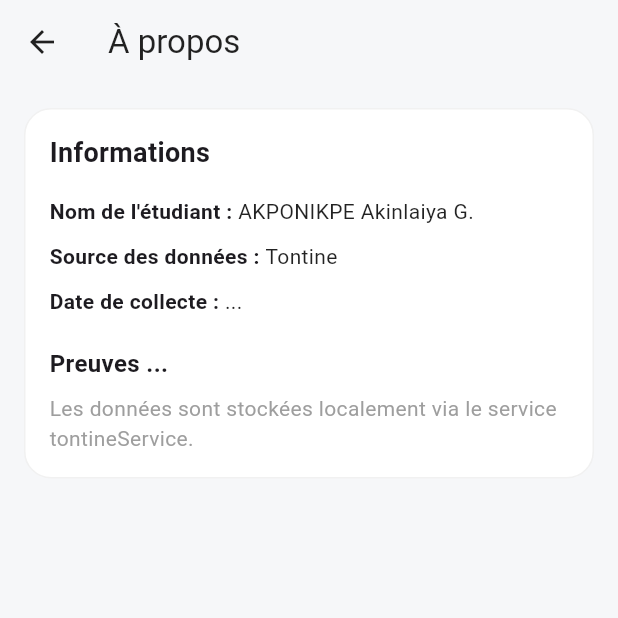
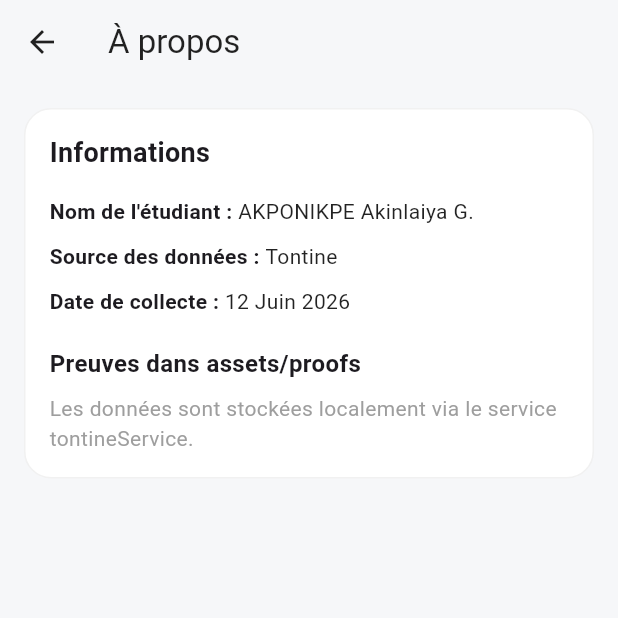
Before and after one commit to laiya-exe/tontine_app, a Flutter app: the screen it shows after launch, after a tap on the "visibility" icon, after a tap on the "info outline" icon, on a phone screen of 412 x 824 dp, the top half of it. Run offline on Flutter 3.47's test engine with Material 3 defaults, Android fonts, the phone set to English and light mode, and no system bars; our stand-ins replace shared_preferences.

Commit message:
push final

```diff
--- a/lib/main.dart
+++ b/lib/main.dart
@@ -14,6 +14,8 @@ void main() async {
 }
 
 class MyApp extends StatelessWidget {
+  const MyApp({super.key});
+
   @override
   Widget build(BuildContext context) {
     return MaterialApp(
@@ -29,8 +31,9 @@ class MyApp extends StatelessWidget {
             return MaterialPageRoute(builder: (context) => ListeScreen());
           case '/membre':
             final nom = settings.arguments as String?;
-            if (nom == null)
+            if (nom == null) {
               return MaterialPageRoute(builder: (context) => ListeScreen());
+            }
             return MaterialPageRoute(
               builder: (context) => MembreDetailScreen(membreNom: nom),
             );
--- a/lib/screens/about_screen.dart
+++ b/lib/screens/about_screen.dart
@@ -20,6 +20,7 @@ class AboutScreen extends StatelessWidget {
           decoration: BoxDecoration(
             color: Colors.white,
             borderRadius: BorderRadius.circular(18),
+            // ignore: deprecated_member_use
             border: Border.all(color: Colors.grey.withOpacity(0.15)),
           ),
           child: Column(
@@ -43,12 +44,12 @@ class AboutScreen extends StatelessWidget {
               _InfoLine(label: "Source des données", value: "Tontine"),
               SizedBox(height: 10),
 
-              _InfoLine(label: "Date de collecte", value: "..."),
+              _InfoLine(label: "Date de collecte", value: "12 Juin 2026"),
 
               SizedBox(height: 20),
 
               Text(
-                'Preuves ...',
+                'Preuves dans assets/proofs',
                 style: TextStyle(
                   fontSize: 16,
                   fontWeight: FontWeight.w600,
--- a/lib/screens/form_screen.dart
+++ b/lib/screens/form_screen.dart
@@ -56,6 +56,7 @@ class _FormulaireScreenState extends State<FormulaireScreen> {
       border: OutlineInputBorder(borderRadius: BorderRadius.circular(12)),
       enabledBorder: OutlineInputBorder(
         borderRadius: BorderRadius.circular(12),
+        // ignore: deprecated_member_use
         borderSide: BorderSide(color: Colors.grey.withOpacity(0.2)),
       ),
       focusedBorder: OutlineInputBorder(
@@ -91,6 +92,7 @@ class _FormulaireScreenState extends State<FormulaireScreen> {
                   decoration: BoxDecoration(
                     color: Colors.white,
                     borderRadius: BorderRadius.circular(18),
+                    // ignore: deprecated_member_use
                     border: Border.all(color: Colors.grey.withOpacity(0.15)),
                   ),
                   child: Column(
@@ -239,6 +241,7 @@ class _FormulaireScreenState extends State<FormulaireScreen> {
                           }
 
                           if (mounted) {
+                            // ignore: use_build_context_synchronously
                             Navigator.pop(context, true);
                           }
                         }
```
Also changed, not shown: lib/models/cotisation.dart (+12 -13 lines), 5 other files.
